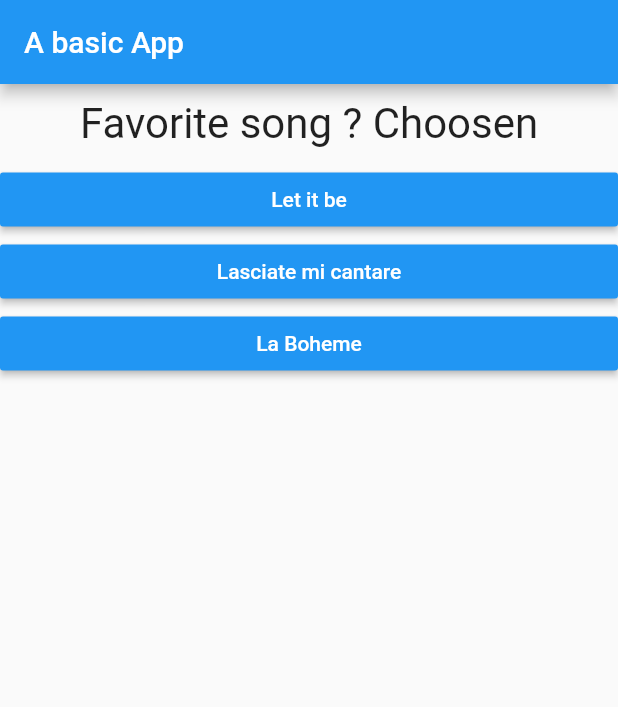
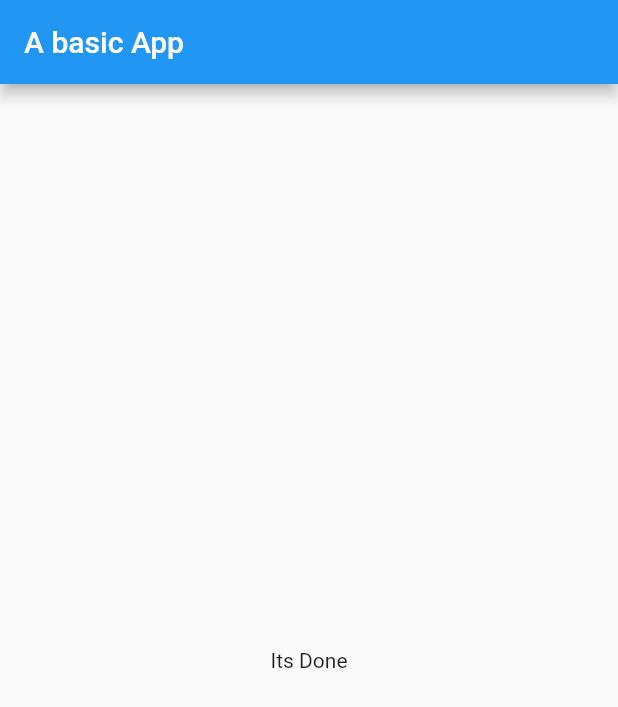
Before and after one commit to jossefaz/flutter_boilerplate, a Flutter app: the screen it shows after launch, after a tap on "Let it be", after a tap on "iOS", after a tap on "Golang", on a phone screen of 412 x 824 dp. Shown: the top 707 px of the screen. Run offline on Flutter 3.47's test engine with Material 2 defaults, Android fonts, the phone set to English and light mode, and no system bars.

Commit message:
splitting Quiz and answer to two Widgets, global refactoring

```diff
--- a/lib/main.dart
+++ b/lib/main.dart
@@ -1,6 +1,6 @@
 import 'package:flutter/material.dart';
-import './question.dart';
-import './answer.dart';
+import './quiz.dart';
+import './result.dart';
 
 void main() => runApp(MyApp());
 
@@ -13,7 +13,7 @@ class MyApp extends StatefulWidget {
 
 class _MyAppState extends State<MyApp> {
   var _questionIndex = 0;
-  var questions = [
+  final List<Map> _questions = const [
     {
       "Question": "Favorite song ?",
       "Answers": ['Let it be', 'Lasciate mi cantare', 'La Boheme']
@@ -27,8 +27,9 @@ class _MyAppState extends State<MyApp> {
       "Answers": ["Python", "C++", "Golang"]
     }
   ];
+
   void _answerQuestion(int inputIndex) {
-    setState(() => _questionIndex = inputIndex > 2 ? 0 : inputIndex);
+    setState(() => _questionIndex = inputIndex);
   }
 
   @override
@@ -38,15 +39,13 @@ class _MyAppState extends State<MyApp> {
         appBar: AppBar(
           title: Text("A basic App"),
         ),
-        body: Column(
-          children: [
-            Question(questions[_questionIndex]["Question"]),
-            ...(questions[_questionIndex]["Answers"] as List<String>)
-                .map((answer) {
-              return Answer(answer, () => _answerQuestion(_questionIndex + 1));
-            }).toList()
-          ],
-        ),
+        body: _questionIndex < _questions.length
+            ? Quiz(
+                questions: _questions,
+                questionIndex: _questionIndex,
+                cb: _answerQuestion,
+              )
+            : Results("Its Done"),
       ),
     );
   }
--- /dev/null
+++ b/lib/quiz.dart
@@ -0,0 +1,25 @@
+import 'package:flutter/material.dart';
+import './question.dart';
+import 'answer.dart';
+
+class Quiz extends StatelessWidget {
+  final int questionIndex;
+  final Function cb;
+  final List<Map> questions;
+  Quiz({
+    @required this.questions,
+    @required this.questionIndex,
+    @required this.cb,
+  });
+  @override
+  Widget build(BuildContext context) {
+    return Column(
+      children: [
+        Question(questions[questionIndex]["Question"]),
+        ...(questions[questionIndex]["Answers"] as List<String>)
+            .map((answer) => Answer(answer, () => cb(questionIndex + 1)))
+            .toList()
+      ],
+    );
+  }
+}
--- /dev/null
+++ b/lib/result.dart
@@ -0,0 +1,14 @@
+import 'package:flutter/material.dart';
+
+class Results extends StatelessWidget {
+  final String resultText;
+
+  Results(this.resultText);
+
+  @override
+  Widget build(BuildContext context) {
+    return Center(
+      child: Text(resultText),
+    );
+  }
+}
```
